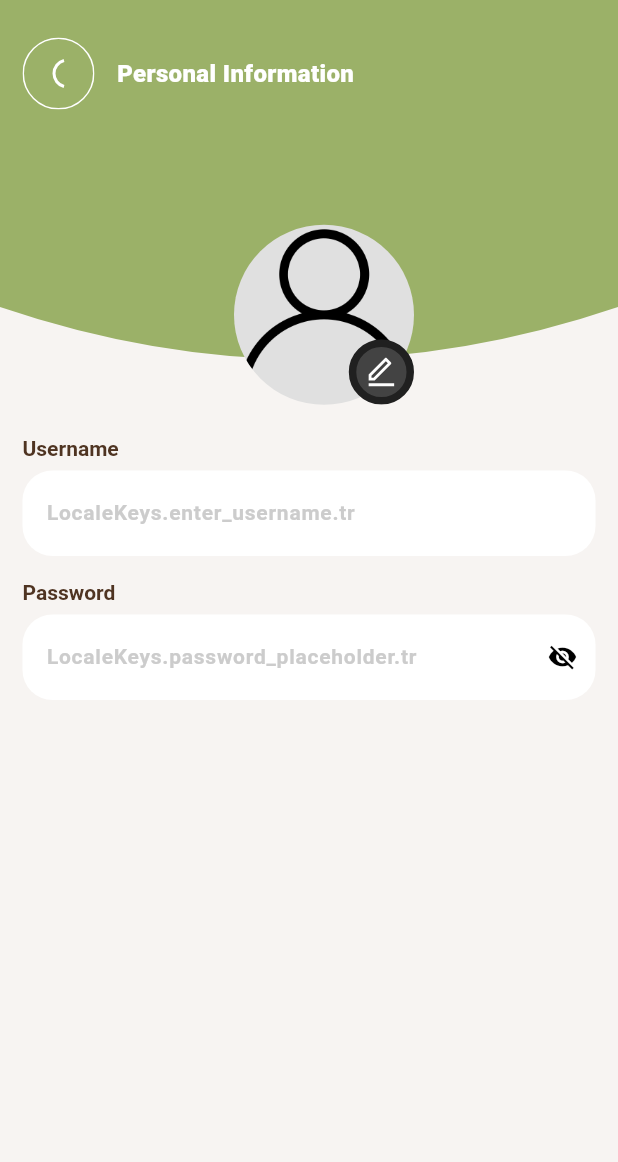
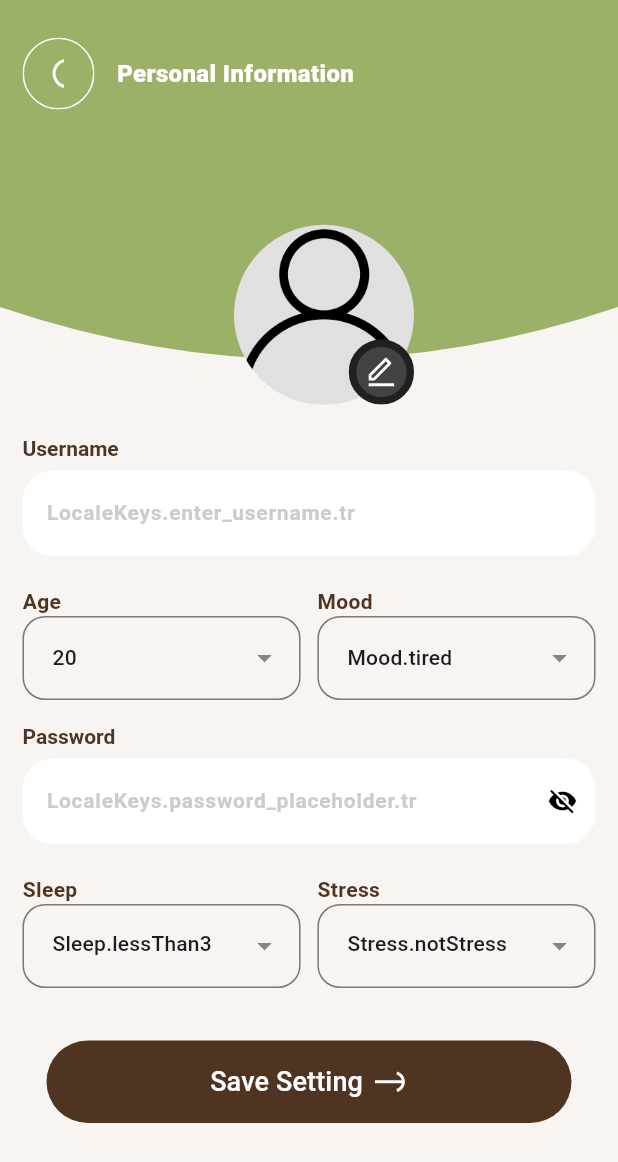
Before and after one commit to TaiMinh2002/MENTAL_HEALTH_APPLICATION, a Flutter app: the PersonalInformationPage screen opened by its route, on a phone screen of 412 x 824 dp. Shown: the top 1162 px of the screen. Run offline on Flutter 3.47's test engine with Material 3 defaults, Android fonts, the phone set to English and light mode, and no system bars; our stand-ins replace device_info_plus, dio, dropdown_button2, flutter_screenutil, flutter_svg, get and 4 more; missing offline and left inert: android_id; accounts and stored records are empty.

Commit message:
update profile

```diff
--- /dev/null
+++ b/mental_healing/lib/base_widget/custom_dropdown.dart
@@ -0,0 +1,113 @@
+import 'package:flutter/material.dart';
+import 'package:dropdown_button2/dropdown_button2.dart';
+
+class CustomDropdown<T> extends StatefulWidget {
+  final List<T> items;
+  final String hintText;
+  final T? initialValue;
+  final Function(T?)? onChanged;
+  final String title;
+  final double width;
+
+  const CustomDropdown({
+    Key? key,
+    required this.items,
+    required this.hintText,
+    this.initialValue,
+    this.onChanged,
+    required this.title,
+    required this.width,
+  }) : super(key: key);
+
+  @override
+  State<CustomDropdown<T>> createState() => _CustomDropdownState<T>();
+}
+
+class _CustomDropdownState<T> extends State<CustomDropdown<T>> {
+  T? selectedValue;
+
+  @override
+  void initState() {
+    super.initState();
+    selectedValue = widget.initialValue;
+  }
+
+  @override
+  Widget build(BuildContext context) {
+    return Column(
+      crossAxisAlignment: CrossAxisAlignment.start,
+      children: [
+        Text(
+          widget.title,
+          style: const TextStyle(
+              fontSize: 14,
+              color: Color(0xff4F3422),
+              fontWeight: FontWeight.w600),
+        ),
+        SizedBox(
+          width: widget.width,
+          child: DropdownButtonFormField2<T>(
+            isExpanded: true,
+            decoration: InputDecoration(
+              contentPadding: const EdgeInsets.symmetric(vertical: 16),
+              border: OutlineInputBorder(
+                borderRadius: BorderRadius.circular(15),
+              ),
+            ),
+            hint: Text(
+              widget.hintText,
+              style: const TextStyle(fontSize: 14),
+            ),
+            value: selectedValue,
+            items: widget.items
+                .map((item) => DropdownMenuItem<T>(
+                      value: item,
+                      child: Text(
+                        item.toString(),
+                        style: const TextStyle(
+                          fontSize: 14,
+                        ),
+                      ),
+                    ))
+                .toList(),
+            validator: (value) {
+              if (value == null) {
+                return 'Please select ${widget.hintText.toLowerCase()}.';
+              }
+              return null;
+            },
+            onChanged: (value) {
+              setState(() {
+                selectedValue = value;
+              });
+              if (widget.onChanged != null) {
+                widget.onChanged!(value);
+              }
+            },
+            onSaved: (value) {
+              selectedValue = value;
+            },
+            buttonStyleData: const ButtonStyleData(
+              padding: EdgeInsets.only(right: 8),
+            ),
+            iconStyleData: const IconStyleData(
+              icon: Icon(
+                Icons.arrow_drop_down,
+                color: Colors.black45,
+              ),
+              iconSize: 24,
+            ),
+            dropdownStyleData: DropdownStyleData(
+              decoration: BoxDecoration(
+                borderRadius: BorderRadius.circular(15),
+              ),
+            ),
+            menuItemStyleData: const MenuItemStyleData(
+              padding: EdgeInsets.symmetric(horizontal: 16),
+            ),
+          ),
+        ),
+      ],
+    );
+  }
+}
--- /dev/null
+++ b/mental_healing/lib/global/app_enum.dart
@@ -0,0 +1,17 @@
+enum Mood { tired, sad, neutral, good, great }
+
+enum Sleep {
+  lessThan3Hours,
+  threeToFourHours,
+  fiveHours,
+  sixToSevenHours,
+  sevenToNineHours
+}
+
+enum Stress {
+  notStressed,
+  slightlyStressed,
+  moderatelyStressed,
+  veryStressed,
+  extremelyStressed
+}
--- /dev/null
+++ b/mental_healing/lib/global/app_enum_ex.dart
@@ -0,0 +1,58 @@
+import 'package:mental_healing/global/app_enum.dart';
+
+extension MoodImpl on Mood {
+  String get title {
+    switch (this) {
+      case Mood.tired:
+        return 'Tired';
+      case Mood.sad:
+        return 'Sad';
+      case Mood.neutral:
+        return 'Neutral';
+      case Mood.good:
+        return 'Good';
+      case Mood.great:
+        return 'Great';
+      default:
+        return '';
+    }
+  }
+}
+
+extension SleepImpl on Sleep {
+  String get title {
+    switch (this) {
+      case Sleep.lessThan3Hours:
+        return '< 3 hours';
+      case Sleep.threeToFourHours:
+        return '3-4 hours';
+      case Sleep.fiveHours:
+        return '5 hours';
+      case Sleep.sixToSevenHours:
+        return '6-7 hours';
+      case Sleep.sevenToNineHours:
+        return '7-9 hours';
+      default:
+        return '';
+    }
+  }
+}
+
+extension StressImpl on Stress {
+  String get title {
+    switch (this) {
+      case Stress.notStressed:
+        return 'Not Stressed';
+      case Stress.slightlyStressed:
+        return 'Slightly Stressed';
+      case Stress.moderatelyStressed:
+        return 'Moderately Stressed';
+      case Stress.veryStressed:
+        return 'Very Stressed';
+      case Stress.extremelyStressed:
+        return 'Extremely Stressed';
+      default:
+        return '';
+    }
+  }
+}
--- a/mental_healing/lib/page/personal_information/component/edit_info.dart
+++ b/mental_healing/lib/page/personal_information/component/edit_info.dart
@@ -1,12 +1,22 @@
+import 'package:mental_healing/base_widget/button_widget.dart';
+import 'package:mental_healing/base_widget/custom_dropdown.dart';
 import 'package:mental_healing/base_widget/widget_input_text.dart';
+import 'package:mental_healing/generated/locales.g.dart';
 import 'package:mental_healing/import.dart';
 import 'package:mental_healing/page/personal_information/personal_information_controller.dart';
+import 'package:mental_healing/global/app_enum.dart';
+import 'package:mental_healing/global/app_enum_ex.dart';
 
 class EditInfo extends StatelessWidget {
   final PersonalInformationController controller =
       Get.put(PersonalInformationController());
 
   EditInfo({super.key});
+
+  final List<int> ageItems = List<int>.generate(101, (index) => index);
+  final List<Mood> moodItems = Mood.values;
+  final List<Sleep> sleepItems = Sleep.values;
+  final List<Stress> stressItems = Stress.values;
 
   @override
   Widget build(BuildContext context) {
@@ -15,7 +25,28 @@ class EditInfo extends StatelessWidget {
       child: Column(
         children: [
           _userNameWidget(),
+          Padding(
+            padding: const EdgeInsets.only(top: 20.0),
+            child: Row(
+              mainAxisAlignment: MainAxisAlignment.spaceBetween,
+              children: [
+                _ageWidget(context),
+                _moodWidget(context),
+              ],
+            ),
+          ),
           _passwordWidget(),
+          Padding(
+            padding: const EdgeInsets.only(top: 20.0),
+            child: Row(
+              mainAxisAlignment: MainAxisAlignment.spaceBetween,
+              children: [
+                _sleepWidget(context),
+                _stressWidget(context),
+              ],
+            ),
+          ),
+          _saveSettingButton()
         ],
       ),
     );
@@ -43,4 +74,70 @@ class EditInfo extends StatelessWidget {
       borderRadius: 20,
     );
   }
+
+  Widget _ageWidget(BuildContext context) {
+    return CustomDropdown<int>(
+      items: ageItems,
+      hintText: 'Select Age',
+      initialValue: 20,
+      width: MediaQuery.of(context).size.width * 0.45,
+      title: 'Age',
+      onChanged: (value) {
+        print('Selected Age: $value');
+      },
+    );
+  }
+
+  Widget _moodWidget(BuildContext context) {
+    return CustomDropdown<Mood>(
+      items: moodItems,
+      hintText: 'Select Mood',
+      initialValue: Mood.tired,
+      width: MediaQuery.of(context).size.width * 0.45,
+      title: 'Mood',
+      onChanged: (value) {
+        print('Selected Mood: ${value?.title}');
+      },
+    );
+  }
+
+  Widget _sleepWidget(BuildContext context) {
+    return CustomDropdown<Sleep>(
+      items: sleepItems,
+      hintText: 'Select Sleep',
+      initialValue: Sleep.lessThan3Hours,
+      width: MediaQuery.of(context).size.width * 0.45,
+      title: 'Sleep',
+      onChanged: (value) {
+        print('Selected Sleep: ${value?.title}');
+      },
+    );
+  }
+
+  Widget _stressWidget(BuildContext context) {
+    return CustomDropdown<Stress>(
+      items: stressItems,
+      hintText: 'Select Stress',
+      initialValue: Stress.notStressed,
+      width: MediaQuery.of(context).size.width * 0.45,
+      title: 'Stress',
+      onChanged: (value) {
+        print('Selected Stress: ${value?.title}');
+      },
+    );
+  }
+
+  Widget _saveSettingButton() {
+    return Padding(
+      padding: const EdgeInsets.only(top: 35, right: 16, left: 16, bottom: 20),
+      child: ButtonWidget(
+        onClick: () {},
+        textSize: 18,
+        title: LocaleKeys.save_setting.tr,
+        suffixIcon: AssetIcons.next,
+        height: 55,
+        width: double.infinity,
+      ),
+    );
+  }
 }
--- a/mental_healing/lib/page/setting/setting_page.dart
+++ b/mental_healing/lib/page/setting/setting_page.dart
@@ -119,7 +119,7 @@ class SettingPage extends StatelessWidget {
     return GestureDetector(
       onTap: onTap,
       child: Padding(
-        padding: const EdgeInsets.symmetric(horizontal: 15),
+        padding: const EdgeInsets.symmetric(horizontal: 15, vertical: 5),
         child: Column(
           children: [
             Row(
```
